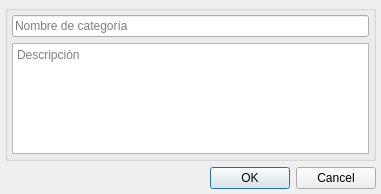
Before: the Qt Designer form dialogs/dlgnewcategory.ui in lincolningaroca/SWUrlManager, drawn with Qt 5.
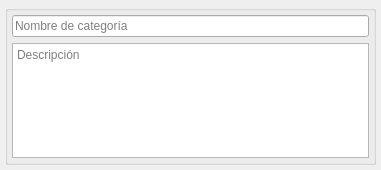
After: the same form once the commit is applied.

Commit message: refactor(dialogs): unify QDialogButtonBox creation and simplify HTML markup

```diff
--- a/dialogs/dlgnewcategory.ui
+++ b/dialogs/dlgnewcategory.ui
@@ -7,7 +7,7 @@
     <x>0</x>
     <y>0</y>
     <width>381</width>
-    <height>194</height>
+    <height>170</height>
    </rect>
   </property>
   <property name="windowTitle">
@@ -61,13 +61,6 @@
      </layout>
     </widget>
    </item>
-   <item>
-    <widget class="QDialogButtonBox" name="buttonBox">
-     <property name="standardButtons">
-      <set>QDialogButtonBox::StandardButton::Cancel|QDialogButtonBox::StandardButton::Ok</set>
-     </property>
-    </widget>
-   </item>
   </layout>
  </widget>
  <resources/>
```
The commit also changes 21 other files.
